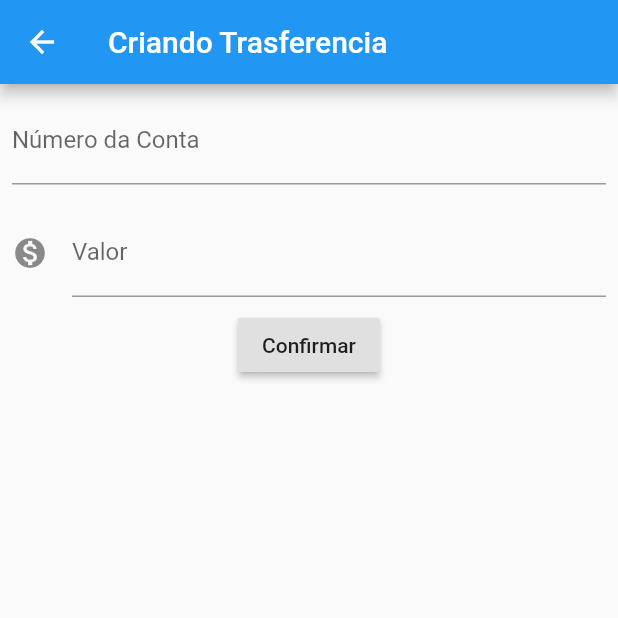
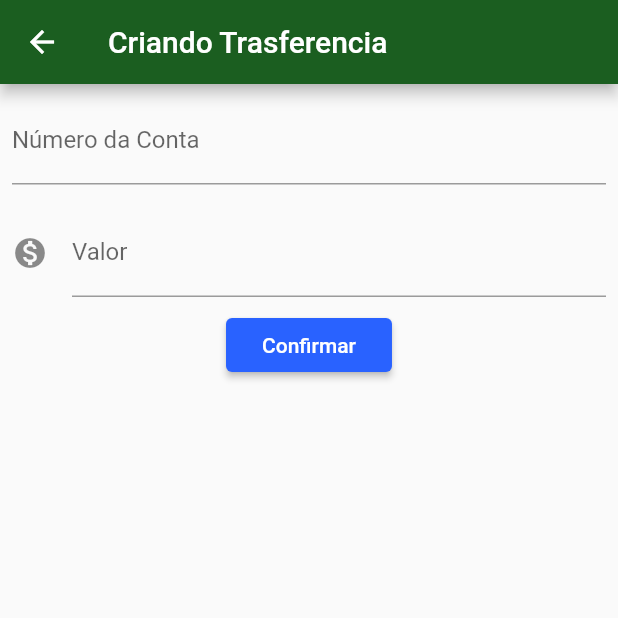
Before and after one commit to Skema1114/Flutter-Teste, a Flutter app: the screen it shows after launch, after a tap on the "add" icon, on a phone screen of 412 x 824 dp, the top half of it. Run offline on Flutter 3.47's test engine with Material 2 defaults, Android fonts, the phone set to English and light mode, and no system bars.

Commit message:
App funcionando e arrumação visual. Aula 5 parte 5

```diff
--- a/lib/main.dart
+++ b/lib/main.dart
@@ -7,15 +7,28 @@ class TesteApp extends StatelessWidget {
   @override
   Widget build(BuildContext context) {
     return MaterialApp(
-      home: Scaffold(
-        body: ListaTransferencias(),
+      theme: ThemeData(
+        primaryColor: Colors.green[900],
+        accentColor: Colors.blueAccent[700],
+        buttonTheme: ButtonThemeData(
+            buttonColor: Colors.blueAccent[700],
+            textTheme: ButtonTextTheme.primary),
       ),
+      home: ListaTransferencias(),
     );
   }
 }
 
 // FORMULÁRIO DAS TRANSFERENCIAS
-class FormularioTransferencia extends StatelessWidget {
+class FormularioTransferencia extends StatefulWidget {
+  @override
+  State<StatefulWidget> createState() {
+    return FormularioTransferenciaState();
+  }
+}
+
+// WIDGET STATE PARA O FORMULARIO DE TRANSFERENCIAS
+class FormularioTransferenciaState extends State<FormularioTransferencia> {
   final TextEditingController _controladorCampoNumeroConta =
       TextEditingController();
   final TextEditingController _controladorCampoValor = TextEditingController();
@@ -26,7 +39,8 @@ class FormularioTransferencia extends StatelessWidget {
       appBar: AppBar(
         title: Text('Criando Trasferencia'),
       ),
-      body: Column(
+      body: SingleChildScrollView(
+        child: Column(
           children: <Widget>[
             Editor(
               controlador: _controladorCampoNumeroConta,
@@ -47,9 +61,9 @@ class FormularioTransferencia extends StatelessWidget {
             )
           ],
         ),
+      ),
     );
   }
-
 
   void _criaTransferencia(BuildContext context) {
     final int numeroConta = int.tryParse(_controladorCampoNumeroConta.text);
@@ -105,10 +119,6 @@ class ListaTransferencias extends StatefulWidget {
 class ListaTransferenciasState extends State<ListaTransferencias> {
   @override
   Widget build(BuildContext context) {
-    widget._transferencias.add(Transferencia(100.0, 1000));
-    widget._transferencias.add(Transferencia(100.0, 1000));
-    widget._transferencias.add(Transferencia(100.0, 1000));
-    widget._transferencias.add(Transferencia(100.0, 1000));
     return Scaffold(
       appBar: AppBar(
         title: Text("Transferências"),
@@ -128,9 +138,15 @@ class ListaTransferenciasState extends State<ListaTransferencias> {
             return FormularioTransferencia();
           }));
           future.then((transferenciaRecebida) {
+            Future.delayed(Duration(seconds: 1), () {
               debugPrint('chegou no then do fuure');
               debugPrint('$transferenciaRecebida');
+              if (transferenciaRecebida != null) {
+                setState(() {
                   widget._transferencias.add(transferenciaRecebida);
+                });
+              }
+            });
           });
         },
       ),
```
Lines whose indentation alone changed are shown as unchanged.
